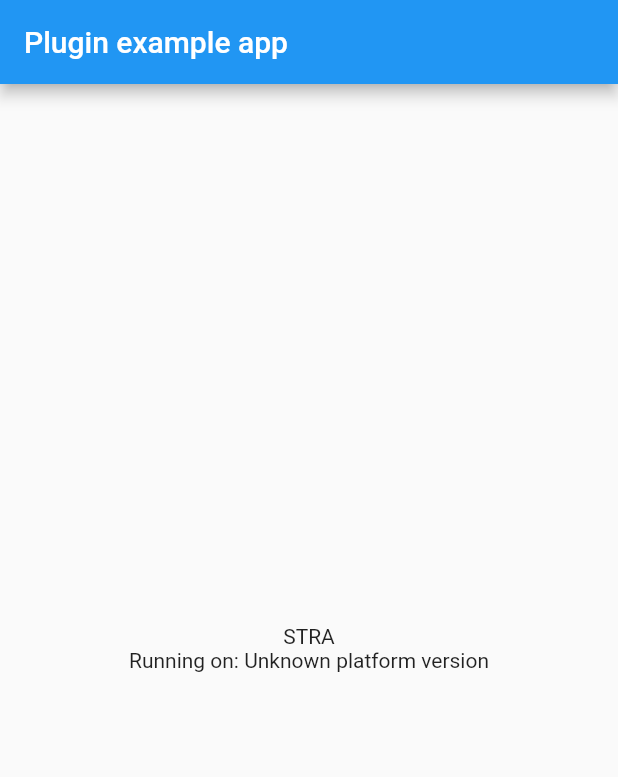
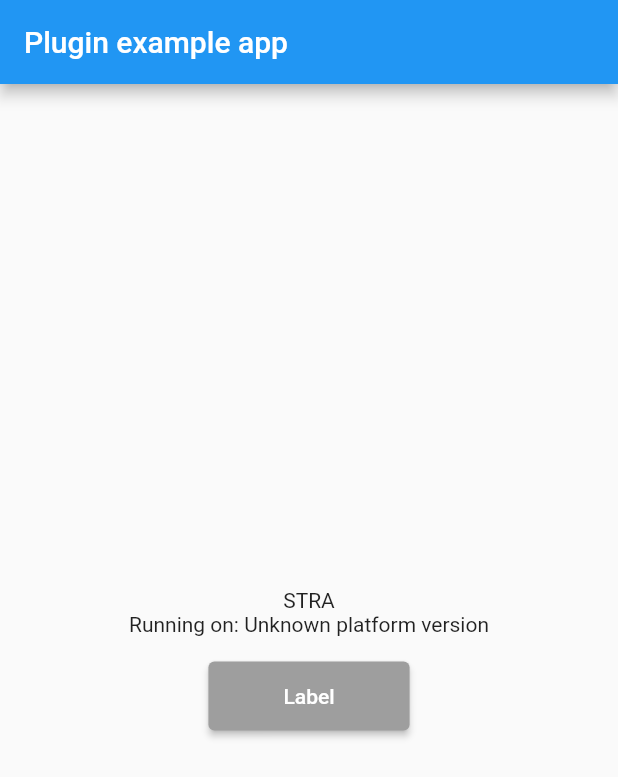
Before and after one commit to AkitoYamashita/stra, a Flutter app: the screen it shows after launch, on a phone screen of 412 x 824 dp. Shown: the top 777 px of the screen. Run offline on Flutter 3.47's test engine with Material 2 defaults, Android fonts, the phone set to English and light mode, and no system bars; our stand-ins replace plugin_platform_interface; missing offline and left inert: dart:html.

Commit message:
add btn widget

```diff
--- a/example/lib/main.dart
+++ b/example/lib/main.dart
@@ -1,9 +1,10 @@
+import 'dart:async';
 import 'package:flutter/material.dart';
-import 'dart:async';
-
 import 'package:flutter/services.dart';
+import 'package:stra/stra.dart';
 import 'package:stra/stra_api.dart';
-import 'package:stra/widgets/stra_text.dart';
+import 'package:stra/widgets/txt.dart';
+import 'package:stra/widgets/btn.dart';
 
 void main() {
   runApp(const MyApp());
@@ -60,8 +61,14 @@ class _MyAppState extends State<MyApp> {
           child: Column(
             mainAxisAlignment: MainAxisAlignment.center,
             children: [
-              const StraText(),
+              const Txt(),
               Text('Running on: $_platformVersion\n'),
+              Btn(
+                key: const Key("BTN_TEST"),
+                onPressed: () {
+                  Stra.log("BTN_PRESSED");
+                },
+              ),
             ],
           ),
         ),
--- /dev/null
+++ b/lib/widgets/btn.dart
@@ -0,0 +1,45 @@
+import 'package:flutter/material.dart';
+import 'package:stra/stra.dart';
+
+class Btn extends StatelessWidget {
+  final VoidCallback onPressed;
+  final String label;
+  final int created;
+
+  Btn({
+    Key? key,
+    String? label,
+    VoidCallback? onPressed,
+  }) : this.init(
+          key: key,
+          label: label,
+          onPressed: onPressed,
+          created: DateTime.now().millisecondsSinceEpoch,
+        );
+  Btn.init({
+    super.key,
+    String? label,
+    VoidCallback? onPressed,
+    required this.created,
+  })  : label = label ?? "Label",
+        onPressed = onPressed ??
+            (() {
+              Stra.log(
+                  "$created->Btn.onPressed@${DateTime.now().toIso8601String()}");
+            });
+
+  @override
+  Widget build(BuildContext context) {
+    return ElevatedButton(
+      style: ElevatedButton.styleFrom(
+        padding: const EdgeInsets.symmetric(
+          horizontal: 50,
+          vertical: 15,
+        ),
+        backgroundColor: Colors.grey,
+      ),
+      onPressed: onPressed,
+      child: Text(label),
+    );
+  }
+}
--- a/lib/widgets/stra_text.dart
+++ b/lib/widgets/txt.dart
@@ -1,7 +1,7 @@
 import 'package:flutter/material.dart';
 
-class StraText extends StatelessWidget {
-  const StraText({super.key});
+class Txt extends StatelessWidget {
+  const Txt({super.key});
 
   @override
   Widget build(BuildContext context) {
```
